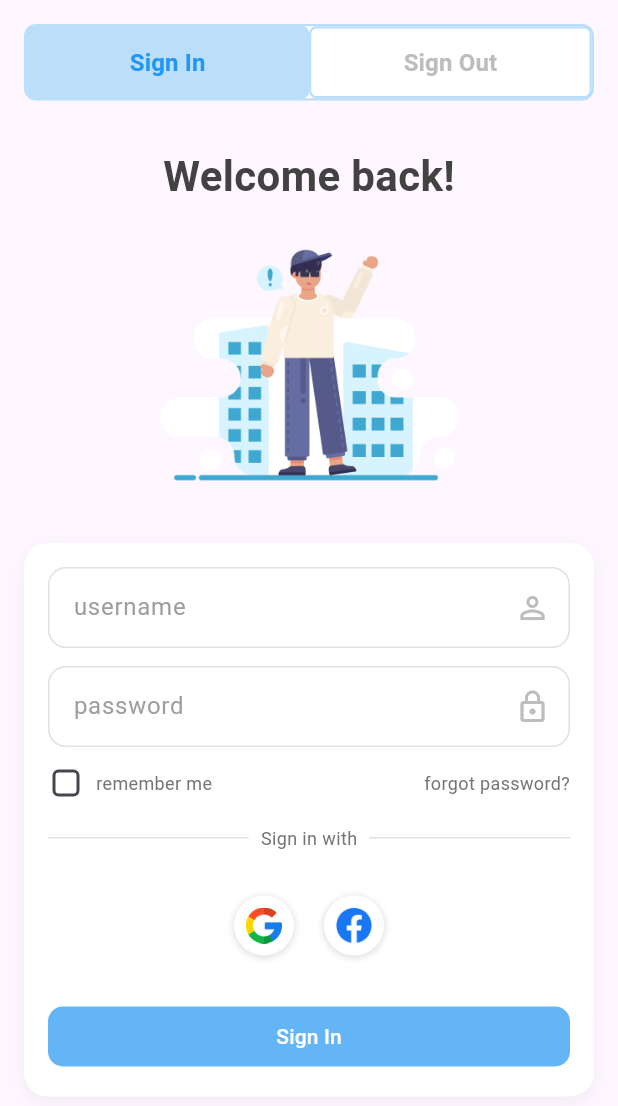
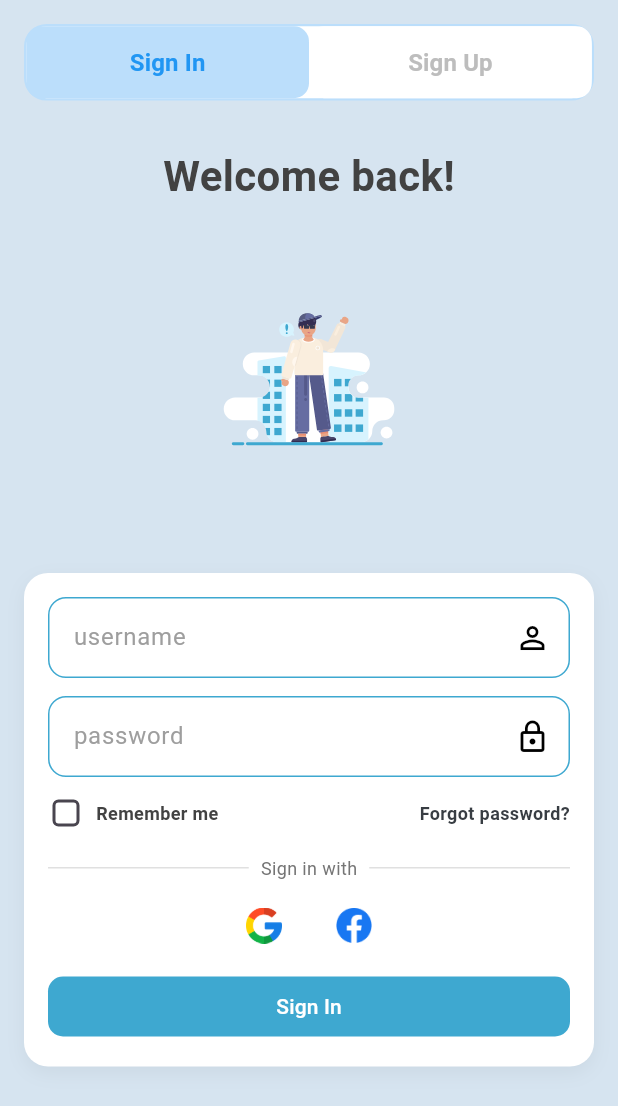
Before and after one commit to Attaroke57/user_ocean_learn_new, a Flutter app: the screen it shows after launch, on a phone screen of 412 x 824 dp. Shown: the top 1106 px of the screen. Run offline on Flutter 3.47's test engine with Material 3 defaults, Android fonts, the phone set to English and light mode, and no system bars; our stand-ins replace flutter_svg, get.

Commit message:
feat : [SKS] register Remove unused images and update color palette; add MyText widget

```diff
--- a/lib/Page/LoginPage/LoginPage.dart
+++ b/lib/Page/LoginPage/LoginPage.dart
@@ -1,8 +1,12 @@
 import 'package:flutter/material.dart';
+import 'package:user_ocean_learn/Widgets/ColorPallete.dart';
 import 'package:user_ocean_learn/Widgets/mybutton.dart';
 import 'package:user_ocean_learn/Widgets/myimage.dart';
 import 'package:user_ocean_learn/Widgets/mytextfield.dart';
 import 'package:user_ocean_learn/Widgets/mycard.dart';
+import 'package:user_ocean_learn/Widgets/mytext.dart';
+import 'package:flutter_svg/flutter_svg.dart';
+import 'package:user_ocean_learn/Page/LoginPage/registerpage.dart';
 
 class LoginScreen extends StatefulWidget {
   @override
@@ -10,22 +14,22 @@ class LoginScreen extends StatefulWidget {
 }
 
 class _LoginScreenState extends State<LoginScreen> {
-  bool isSignIn = true; // Track which tab is active
-
   @override
   Widget build(BuildContext context) {
     return Scaffold(
+      backgroundColor: netralcolor,
       body: SafeArea(
         child: SingleChildScrollView(
           child: Padding(
             padding: const EdgeInsets.all(16.0),
             child: Column(
               children: [
+
                 // Header with Sign In/Sign Out buttons
                 Container(
                   decoration: BoxDecoration(
                     color: Colors.white,
-                    borderRadius: BorderRadius.circular(8),
+                    borderRadius: BorderRadius.circular(15),
                     border: Border.all(
                       color: Colors.blue.shade100,
                       width: 1.5,
@@ -33,31 +37,35 @@ class _LoginScreenState extends State<LoginScreen> {
                   ),
                   child: Row(
                     children: [
-                      MyButton(
+                      Expanded(
+                        child: MyButton(
                           text: "Sign In",
                           isHeaderStyle: true,
-                        isActive: isSignIn,
+                          isActive: true,
                           backgroundColor: Colors.transparent,
-                        textColor:
-                            isSignIn ? Colors.blue : Colors.grey.shade400,
+                          textColor: Colors.blue,
                           onTap: () {
-                          setState(() {
-                            isSignIn = true;
-                          });
+                            // Already on login screen
                           },
                         ),
-                      MyButton(
-                        text: "Sign Out",
+                      ),
+                      Expanded(
+                        child: MyButton(
+                          text: "Sign Up",
                           isHeaderStyle: true,
-                        isActive: !isSignIn,
+                          isActive: false,
                           backgroundColor: Colors.transparent,
-                        textColor:
-                            !isSignIn ? Colors.blue : Colors.grey.shade400,
+                          textColor: Colors.grey.shade400,
                           onTap: () {
-                          setState(() {
-                            isSignIn = false;
-                          });
+                            // Navigate to registration screen
+                            Navigator.push(
+                              context,
+                              MaterialPageRoute(
+                                builder: (context) => RegisterScreen(),
+                              ),
+                            );
                           },
+                        ),
                       ),
                     ],
                   ),
@@ -65,22 +73,21 @@ class _LoginScreenState extends State<LoginScreen> {
                 const SizedBox(height: 30),
 
                 // Welcome text
-                Text(
-                  "Welcome back!",
-                  style: TextStyle(
+                MyText(
+                  text: "Welcome back!",
                   fontSize: 28,
                   fontWeight: FontWeight.bold,
-                    color: Colors.grey[800],
-                  ),
+                  color: Colors.grey[800]!,
                 ),
                 const SizedBox(height: 15),
 
-                // Illustration
-                MyImage(
-                  child: Image.asset(
-                    'Assets/images/login.png',
+
+                SvgPicture.asset(
+                  'Assets/images/login.svg',
                   fit: BoxFit.contain,
-                  ),
+                  height: 200,
+                  width: 120,
+
                 ),
                 const SizedBox(height: 30),
 
@@ -118,21 +125,19 @@ class _LoginScreenState extends State<LoginScreen> {
                                 ),
                               ),
                               const SizedBox(width: 8),
-                              Text(
-                                "remember me",
-                                style: TextStyle(
-                                  color: Colors.grey[600],
+                              MyText(
+                                text: "Remember me",
                                 fontSize: 12,
-                                ),
+                                fontWeight: FontWeight.bold,
+                                color: Colors.grey[800]!,
                               ),
                             ],
                           ),
-                          Text(
-                            "forgot password?",
-                            style: TextStyle(
-                              color: Colors.grey[600],
+                          MyText(
+                            text: "Forgot password?",
                             fontSize: 12,
-                            ),
+                            fontWeight: FontWeight.bold,
+                            color: textcolor,
                           ),
                         ],
                       ),
@@ -161,7 +166,7 @@ class _LoginScreenState extends State<LoginScreen> {
                         ],
                       ),
 
-                      SizedBox(height: 30),
+                      SizedBox(height: 10),
 
                       // Sign in with social media icons
                       Row(
@@ -170,7 +175,6 @@ class _LoginScreenState extends State<LoginScreen> {
                           MyImage(
                             height: 40,
                             width: 40,
-                            isCircular: true,
                             child: Padding(
                               padding: const EdgeInsets.all(8.0),
                               child: Image.asset(
@@ -183,7 +187,6 @@ class _LoginScreenState extends State<LoginScreen> {
                           MyImage(
                             height: 40,
                             width: 40,
-                            isCircular: true,
                             child: Padding(
                               padding: const EdgeInsets.all(8.0),
                               child: Image.asset(
@@ -195,12 +198,11 @@ class _LoginScreenState extends State<LoginScreen> {
                         ],
                       ),
 
-                      const SizedBox(
-                      height: 30),
+                      const SizedBox(height: 10),
                       MyButton(
                         text: "Sign In",
                         isPrimary: true,
-                        backgroundColor: Colors.blue[300]!,
+                        backgroundColor: primarycolor,
                         textColor: Colors.white,
                         fullWidth: true,
                         onTap: () {},
--- a/lib/Widgets/ColorPallete.dart
+++ b/lib/Widgets/ColorPallete.dart
@@ -1,10 +1,10 @@
 import 'package:flutter/material.dart';
 
 
-  const Color primary = Color(0x383D43);
-  const Color secondary = Color(0xF8FDFF);
-  const Color background = Color(0xD6E4F0);
-  const Color textPrimary = Color(0000000);
-  const Color textSecondary = Color(0x3EA8D0);
-  const Color accent = Color(0xFFFFC107);
+  const Color netralcolor = Color(0xFFD6E4F0);
+  const Color primarycolor = Color(0xFF3EA8D0);
+  const Color background = Color(0xFFD6E4F0);
+  const Color secondarycolor = Color(0xFFD7F3FE);
+  const Color textcolor = Color(0xFF383D43);
+  const Color purewhite = Color(0xFFFFFFFF);
   const Color accent2 = Color(0x5BBEE5);
--- a/lib/Widgets/mybutton.dart
+++ b/lib/Widgets/mybutton.dart
@@ -35,9 +35,9 @@ class MyButton extends StatelessWidget {
           height: 48,
           decoration: BoxDecoration(
             color: isActive ? Colors.blue.shade100 : Colors.white,
-            borderRadius: BorderRadius.circular(5),
+            borderRadius: BorderRadius.circular(10),
             border: Border.all(
-              color: Colors.blue.shade100,
+              color: Colors.transparent,
               width: isActive ? 0 : 1.5,
             ),
           ),
@@ -46,7 +46,7 @@ class MyButton extends StatelessWidget {
             style: TextButton.styleFrom(
               padding: EdgeInsets.zero,
               shape: RoundedRectangleBorder(
-                borderRadius: BorderRadius.circular(4),
+                borderRadius: BorderRadius.circular(10),
               ),
 
             ),
--- a/lib/Widgets/mytext.dart
+++ b/lib/Widgets/mytext.dart
@@ -0,0 +1,28 @@
+import 'package:flutter/material.dart';
+
+class MyText extends StatelessWidget {
+  final String text;
+  final double fontSize;
+  final FontWeight fontWeight;
+  final Color color;
+
+  const MyText({
+    super.key,
+    required this.text,
+    this.fontSize = 14,
+    this.fontWeight = FontWeight.normal,
+    this.color = Colors.black,
+  });
+
+  @override
+  Widget build(BuildContext context) {
+    return Text(
+      text,
+      style: TextStyle(
+        fontSize: fontSize,
+        fontWeight: fontWeight,
+        color: color,
+      ),
+    );
+  }
+}
--- a/lib/Widgets/mytextfield.dart
+++ b/lib/Widgets/mytextfield.dart
@@ -1,4 +1,5 @@
 import 'package:flutter/material.dart';
+import 'package:user_ocean_learn/Widgets/ColorPallete.dart';
 
 class MyTextField extends StatelessWidget {
   final String hintText;
@@ -20,7 +21,7 @@ class MyTextField extends StatelessWidget {
       decoration: BoxDecoration(
         color: Colors.white,
         borderRadius: BorderRadius.circular(12),
-        border: Border.all(color: Colors.grey[300]!),
+        border: Border.all(color: primarycolor),
       ),
       child: TextField(
         obscureText: obscureText,
@@ -30,10 +31,10 @@ class MyTextField extends StatelessWidget {
           contentPadding: EdgeInsets.symmetric(horizontal: 16, vertical: 14),
           border: InputBorder.none,
           suffixIcon: suffixIcon != null
-              ? Icon(suffixIcon, color: Colors.grey[400])
+              ? Icon(suffixIcon, color: Colors.black)
               : null,
           prefixIcon: prefixIcon != null
-              ? Icon(prefixIcon, color: Colors.grey[400])
+              ? Icon(prefixIcon, color: Colors.black)
               : null,
         ),
       ),
--- a/pubspec.yaml
+++ b/pubspec.yaml
@@ -36,6 +36,7 @@ dependencies:
   # Use with the CupertinoIcons class for iOS style icons.
   cupertino_icons: ^1.0.6
   get: ^4.7.2
+  flutter_svg: ^2.0.10+1
 
 dev_dependencies:
   flutter_test:
```
Also changed, not shown: lib/Page/LoginPage/RegisterPage.dart (added, +129 -0 lines), Assets/images/home.png (deleted), Assets/images/ocean.png (deleted), Assets/images/profile.png (deleted), Assets/images/register.svg (added), Assets/images/subscription.png (deleted), lib/Routing/Route.dart (added), pubspec.lock. Lines whose indentation alone changed are shown as unchanged.
